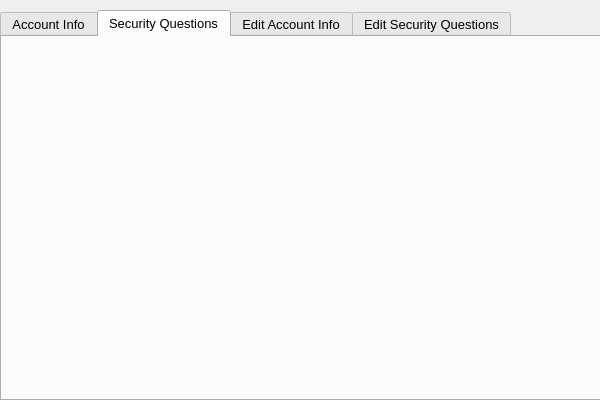
Qt form AccountSettingsWindow.ui (armandkaufmann/AccountHolder) before a commit.
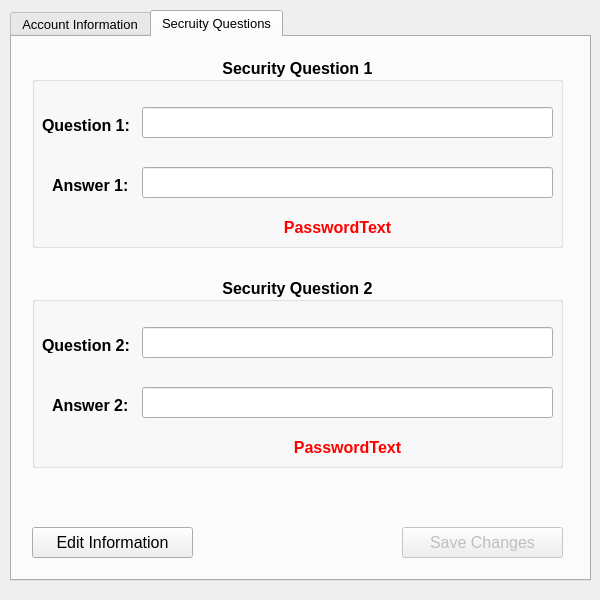
The same form after that commit. The open tabs and pages were chosen to show the change.

Commit message: completed account settings window and functionality

Diff of the .ui file:
```diff
--- a/AccountSettingsWindow.ui
+++ b/AccountSettingsWindow.ui
@@ -7,31 +7,31 @@
     <x>0</x>
     <y>0</y>
     <width>600</width>
-    <height>400</height>
+    <height>600</height>
    </rect>
   </property>
   <property name="minimumSize">
    <size>
     <width>600</width>
-    <height>400</height>
+    <height>600</height>
    </size>
   </property>
   <property name="maximumSize">
    <size>
     <width>600</width>
-    <height>400</height>
+    <height>600</height>
    </size>
   </property>
   <property name="windowTitle">
    <string>Account Settings</string>
   </property>
-  <widget class="QTabWidget" name="tabWidget">
+  <widget class="QTabWidget" name="tabWidgetAccountInformation">
    <property name="geometry">
     <rect>
-     <x>0</x>
+     <x>10</x>
      <y>10</y>
-     <width>601</width>
-     <height>391</height>
+     <width>581</width>
+     <height>571</height>
     </rect>
    </property>
    <property name="font">
@@ -39,34 +39,577 @@
      <pointsize>10</pointsize>
     </font>
    </property>
-   <property name="tabPosition">
-    <enum>QTabWidget::North</enum>
-   </property>
    <property name="currentIndex">
-    <number>0</number>
-   </property>
-   <property name="tabBarAutoHide">
-    <bool>true</bool>
+    <number>1</number>
    </property>
    <widget class="QWidget" name="tab">
     <attribute name="title">
-     <string>Account Info</string>
+     <string>Account Information</string>
     </attribute>
+    <widget class="QLabel" name="labelUsername">
+     <property name="geometry">
+      <rect>
+       <x>30</x>
+       <y>60</y>
+       <width>91</width>
+       <height>16</height>
+      </rect>
+     </property>
+     <property name="font">
+      <font>
+       <pointsize>12</pointsize>
+       <weight>75</weight>
+       <bold>true</bold>
+      </font>
+     </property>
+     <property name="text">
+      <string>Username:</string>
+     </property>
+    </widget>
+    <widget class="QLabel" name="labelPassword">
+     <property name="geometry">
+      <rect>
+       <x>30</x>
+       <y>160</y>
+       <width>91</width>
+       <height>16</height>
+      </rect>
+     </property>
+     <property name="font">
+      <font>
+       <pointsize>12</pointsize>
+       <weight>75</weight>
+       <bold>true</bold>
+      </font>
+     </property>
+     <property name="text">
+      <string>Password:</string>
+     </property>
+    </widget>
+    <widget class="QLabel" name="labelPasswordConfirm">
+     <property name="geometry">
+      <rect>
+       <x>30</x>
+       <y>250</y>
+       <width>161</width>
+       <height>16</height>
+      </rect>
+     </property>
+     <property name="font">
+      <font>
+       <pointsize>12</pointsize>
+       <weight>75</weight>
+       <bold>true</bold>
+      </font>
+     </property>
+     <property name="text">
+      <string>Confirm Password:</string>
+     </property>
+    </widget>
+    <widget class="QLabel" name="labelEmail">
+     <property name="geometry">
+      <rect>
+       <x>30</x>
+       <y>370</y>
+       <width>151</width>
+       <height>16</height>
+      </rect>
+     </property>
+     <property name="font">
+      <font>
+       <pointsize>12</pointsize>
+       <weight>75</weight>
+       <bold>true</bold>
+      </font>
+     </property>
+     <property name="text">
+      <string>Email:</string>
+     </property>
+    </widget>
+    <widget class="QLineEdit" name="lineEditUsername">
+     <property name="geometry">
+      <rect>
+       <x>200</x>
+       <y>49</y>
+       <width>301</width>
+       <height>31</height>
+      </rect>
+     </property>
+     <property name="font">
+      <font>
+       <pointsize>12</pointsize>
+      </font>
+     </property>
+     <property name="readOnly">
+      <bool>true</bool>
+     </property>
+    </widget>
+    <widget class="QLineEdit" name="lineEditPassword">
+     <property name="geometry">
+      <rect>
+       <x>200</x>
+       <y>150</y>
+       <width>301</width>
+       <height>31</height>
+      </rect>
+     </property>
+     <property name="font">
+      <font>
+       <pointsize>12</pointsize>
+      </font>
+     </property>
+     <property name="echoMode">
+      <enum>QLineEdit::Password</enum>
+     </property>
+     <property name="readOnly">
+      <bool>true</bool>
+     </property>
+    </widget>
+    <widget class="QLineEdit" name="lineEditPasswordConfirm">
+     <property name="geometry">
+      <rect>
+       <x>200</x>
+       <y>240</y>
+       <width>301</width>
+       <height>31</height>
+      </rect>
+     </property>
+     <property name="font">
+      <font>
+       <pointsize>12</pointsize>
+      </font>
+     </property>
+     <property name="echoMode">
+      <enum>QLineEdit::Password</enum>
+     </property>
+     <property name="readOnly">
+      <bool>true</bool>
+     </property>
+    </widget>
+    <widget class="QLineEdit" name="lineEditEmail">
+     <property name="geometry">
+      <rect>
+       <x>200</x>
+       <y>360</y>
+       <width>301</width>
+       <height>31</height>
+      </rect>
+     </property>
+     <property name="font">
+      <font>
+       <pointsize>12</pointsize>
+      </font>
+     </property>
+     <property name="echoMode">
+      <enum>QLineEdit::Normal</enum>
+     </property>
+     <property name="readOnly">
+      <bool>true</bool>
+     </property>
+    </widget>
+    <widget class="QPushButton" name="pushButtonEditInfo">
+     <property name="geometry">
+      <rect>
+       <x>20</x>
+       <y>460</y>
+       <width>161</width>
+       <height>31</height>
+      </rect>
+     </property>
+     <property name="font">
+      <font>
+       <pointsize>12</pointsize>
+      </font>
+     </property>
+     <property name="text">
+      <string>Edit Account Info</string>
+     </property>
+    </widget>
+    <widget class="QPushButton" name="pushButtonSaveChanges">
+     <property name="enabled">
+      <bool>false</bool>
+     </property>
+     <property name="geometry">
+      <rect>
+       <x>390</x>
+       <y>460</y>
+       <width>161</width>
+       <height>31</height>
+      </rect>
+     </property>
+     <property name="font">
+      <font>
+       <pointsize>12</pointsize>
+      </font>
+     </property>
+     <property name="text">
+      <string>Save Changes</string>
+     </property>
+    </widget>
+    <widget class="QPushButton" name="pushButtonViewPassword">
+     <property name="geometry">
+      <rect>
+       <x>220</x>
+       <y>290</y>
+       <width>121</width>
+       <height>31</height>
+      </rect>
+     </property>
+     <property name="font">
+      <font>
+       <pointsize>12</pointsize>
+      </font>
+     </property>
+     <property name="text">
+      <string>View Password</string>
+     </property>
+    </widget>
+    <widget class="QPushButton" name="pushButtonHidePassword">
+     <property name="geometry">
+      <rect>
+       <x>360</x>
+       <y>290</y>
+       <width>121</width>
+       <height>31</height>
+      </rect>
+     </property>
+     <property name="font">
+      <font>
+       <pointsize>12</pointsize>
+      </font>
+     </property>
+     <property name="text">
+      <string>Hide Password</string>
+     </property>
+    </widget>
+    <widget class="QLabel" name="labelPasswordWarning">
+     <property name="geometry">
+      <rect>
+       <x>176</x>
+       <y>200</y>
+       <width>351</width>
+       <height>20</height>
+      </rect>
+     </property>
+     <property name="font">
+      <font>
+       <pointsize>12</pointsize>
+       <weight>75</weight>
+       <bold>true</bold>
+      </font>
+     </property>
+     <property name="styleSheet">
+      <string notr="true">color:red;</string>
+     </property>
+     <property name="text">
+      <string>PasswordText</string>
+     </property>
+     <property name="alignment">
+      <set>Qt::AlignCenter</set>
+     </property>
+    </widget>
    </widget>
    <widget class="QWidget" name="tab_2">
     <attribute name="title">
-     <string>Security Questions</string>
+     <string>Secruity Questions</string>
     </attribute>
-   </widget>
-   <widget class="QWidget" name="tab_3">
-    <attribute name="title">
-     <string>Edit Account Info</string>
-    </attribute>
-   </widget>
-   <widget class="QWidget" name="tab_4">
-    <attribute name="title">
-     <string>Edit Security Questions</string>
-    </attribute>
+    <widget class="QGroupBox" name="groupBoxSecurityQuestion1">
+     <property name="geometry">
+      <rect>
+       <x>20</x>
+       <y>20</y>
+       <width>531</width>
+       <height>191</height>
+      </rect>
+     </property>
+     <property name="font">
+      <font>
+       <pointsize>12</pointsize>
+       <weight>75</weight>
+       <bold>true</bold>
+      </font>
+     </property>
+     <property name="title">
+      <string>Security Question 1</string>
+     </property>
+     <property name="alignment">
+      <set>Qt::AlignCenter</set>
+     </property>
+     <widget class="QLabel" name="labelQuestion1">
+      <property name="geometry">
+       <rect>
+        <x>10</x>
+        <y>60</y>
+        <width>91</width>
+        <height>16</height>
+       </rect>
+      </property>
+      <property name="font">
+       <font>
+        <pointsize>12</pointsize>
+        <weight>75</weight>
+        <bold>true</bold>
+       </font>
+      </property>
+      <property name="text">
+       <string>Question 1:</string>
+      </property>
+     </widget>
+     <widget class="QLineEdit" name="lineEditQuestion1">
+      <property name="geometry">
+       <rect>
+        <x>110</x>
+        <y>50</y>
+        <width>411</width>
+        <height>31</height>
+       </rect>
+      </property>
+      <property name="font">
+       <font>
+        <pointsize>12</pointsize>
+        <weight>50</weight>
+        <bold>false</bold>
+       </font>
+      </property>
+      <property name="readOnly">
+       <bool>true</bool>
+      </property>
+     </widget>
+     <widget class="QLineEdit" name="lineEditAnswer1">
+      <property name="geometry">
+       <rect>
+        <x>110</x>
+        <y>110</y>
+        <width>411</width>
+        <height>31</height>
+       </rect>
+      </property>
+      <property name="font">
+       <font>
+        <pointsize>12</pointsize>
+        <weight>50</weight>
+        <bold>false</bold>
+       </font>
+      </property>
+      <property name="readOnly">
+       <bool>true</bool>
+      </property>
+     </widget>
+     <widget class="QLabel" name="labelAnswer1">
+      <property name="geometry">
+       <rect>
+        <x>20</x>
+        <y>120</y>
+        <width>81</width>
+        <height>16</height>
+       </rect>
+      </property>
+      <property name="font">
+       <font>
+        <pointsize>12</pointsize>
+        <weight>75</weight>
+        <bold>true</bold>
+       </font>
+      </property>
+      <property name="text">
+       <string>Answer 1:</string>
+      </property>
+     </widget>
+     <widget class="QLabel" name="labelSecurityQuestion1Warning">
+      <property name="geometry">
+       <rect>
+        <x>130</x>
+        <y>160</y>
+        <width>351</width>
+        <height>20</height>
+       </rect>
+      </property>
+      <property name="font">
+       <font>
+        <pointsize>12</pointsize>
+        <weight>75</weight>
+        <bold>true</bold>
+       </font>
+      </property>
+      <property name="styleSheet">
+       <string notr="true">color:red;</string>
+      </property>
+      <property name="text">
+       <string>PasswordText</string>
+      </property>
+      <property name="alignment">
+       <set>Qt::AlignCenter</set>
+      </property>
+     </widget>
+    </widget>
+    <widget class="QGroupBox" name="groupBoxSecurityQuestion2">
+     <property name="geometry">
+      <rect>
+       <x>20</x>
+       <y>240</y>
+       <width>531</width>
+       <height>191</height>
+      </rect>
+     </property>
+     <property name="font">
+      <font>
+       <pointsize>12</pointsize>
+       <weight>75</weight>
+       <bold>true</bold>
+      </font>
+     </property>
+     <property name="title">
+      <string>Security Question 2</string>
+     </property>
+     <property name="alignment">
+      <set>Qt::AlignCenter</set>
+     </property>
+     <widget class="QLabel" name="labelQuestion2">
+      <property name="geometry">
+       <rect>
+        <x>10</x>
+        <y>60</y>
+        <width>91</width>
+        <height>16</height>
+       </rect>
+      </property>
+      <property name="font">
+       <font>
+        <pointsize>12</pointsize>
+        <weight>75</weight>
+        <bold>true</bold>
+       </font>
+      </property>
+      <property name="text">
+       <string>Question 2:</string>
+      </property>
+     </widget>
+     <widget class="QLineEdit" name="lineEditQuestion2">
+      <property name="geometry">
+       <rect>
+        <x>110</x>
+        <y>50</y>
+        <width>411</width>
+        <height>31</height>
+       </rect>
+      </property>
+      <property name="font">
+       <font>
+        <pointsize>12</pointsize>
+        <weight>50</weight>
+        <bold>false</bold>
+       </font>
+      </property>
+      <property name="readOnly">
+       <bool>true</bool>
+      </property>
+     </widget>
+     <widget class="QLineEdit" name="lineEditAnswer2">
+      <property name="geometry">
+       <rect>
+        <x>110</x>
+        <y>110</y>
+        <width>411</width>
+        <height>31</height>
+       </rect>
+      </property>
+      <property name="font">
+       <font>
+        <pointsize>12</pointsize>
+        <weight>50</weight>
+        <bold>false</bold>
+       </font>
+      </property>
+      <property name="readOnly">
+       <bool>true</bool>
+      </property>
+     </widget>
+     <widget class="QLabel" name="labelAnswer2">
+      <property name="geometry">
+       <rect>
+        <x>20</x>
+        <y>120</y>
+        <width>81</width>
+        <height>16</height>
+       </rect>
+      </property>
+      <property name="font">
+       <font>
+        <pointsize>12</pointsize>
+        <weight>75</weight>
+        <bold>true</bold>
+       </font>
+      </property>
+      <property name="text">
+       <string>Answer 2:</string>
+      </property>
+     </widget>
+     <widget class="QLabel" name="labelSecurityQuestion2Warning">
+      <property name="geometry">
+       <rect>
+        <x>140</x>
+        <y>160</y>
+        <width>351</width>
+        <height>20</height>
+       </rect>
+      </property>
+      <property name="font">
+       <font>
+        <pointsize>12</pointsize>
+        <weight>75</weight>
+        <bold>true</bold>
+       </font>
+      </property>
+      <property name="styleSheet">
+       <string notr="true">color:red;</string>
+      </property>
+      <property name="text">
+       <string>PasswordText</string>
+      </property>
+      <property name="alignment">
+       <set>Qt::AlignCenter</set>
+      </property>
+     </widget>
+    </widget>
+    <widget class="QPushButton" name="pushButtonEditQuestions">
+     <property name="geometry">
+      <rect>
+       <x>20</x>
+       <y>490</y>
+       <width>161</width>
+       <height>31</height>
+      </rect>
+     </property>
+     <property name="font">
+      <font>
+       <pointsize>12</pointsize>
+      </font>
+     </property>
+     <property name="text">
+      <string>Edit Information</string>
+     </property>
+    </widget>
+    <widget class="QPushButton" name="pushButtonSaveChanges_2">
+     <property name="enabled">
+      <bool>false</bool>
+     </property>
+     <property name="geometry">
+      <rect>
+       <x>390</x>
+       <y>490</y>
+       <width>161</width>
+       <height>31</height>
+      </rect>
+     </property>
+     <property name="font">
+      <font>
+       <pointsize>12</pointsize>
+      </font>
+     </property>
+     <property name="text">
+      <string>Save Changes</string>
+     </property>
+    </widget>
    </widget>
   </widget>
  </widget>
```
The commit also changes 2 other files.
